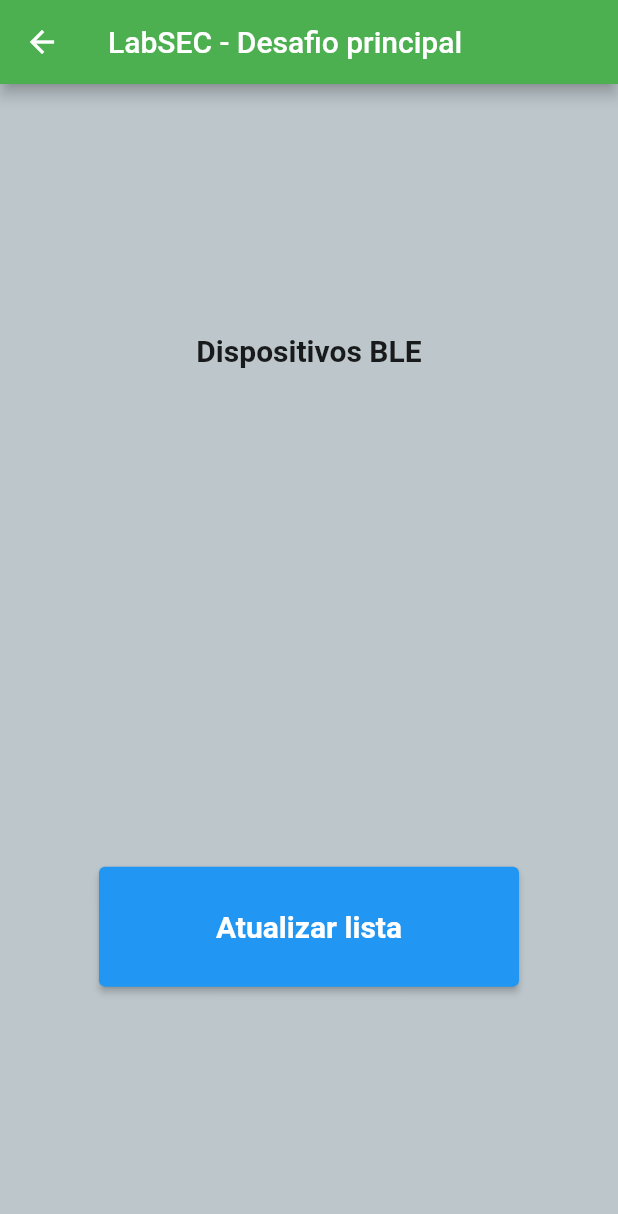
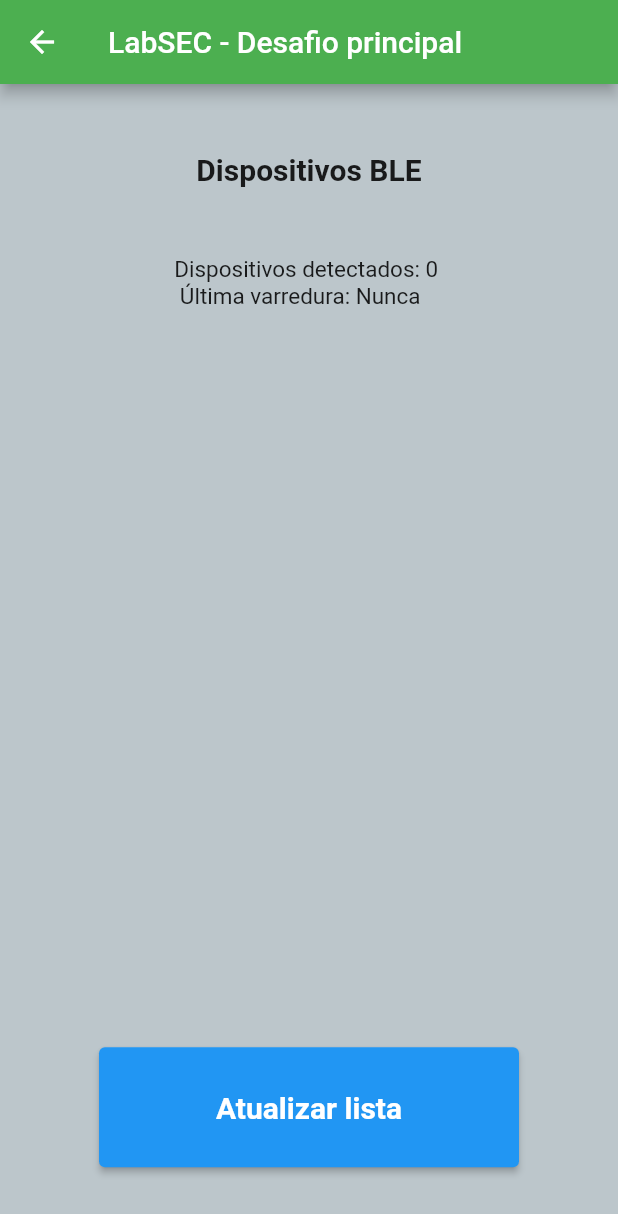
Before and after one commit to victorrgouvea/Processo-Seletivo-LabSEC, a Flutter app: the screen it shows after launch, after a tap on "Dispositivos BLE", on a phone screen of 412 x 824 dp. Shown: the top 1214 px of the screen. Run offline on Flutter 3.47's test engine with Material 2 defaults, Android fonts, the light colour scheme and no system bars; our stand-ins replace flutter_blue, permission_handler; project files that could hold a hidden picture were left out.

Commit message:
página BLE praticamente pronta

```diff
--- a/Desafio principal/desafio_final_labsec/lib/ble_devices_page.dart
+++ b/Desafio principal/desafio_final_labsec/lib/ble_devices_page.dart
@@ -1,12 +1,14 @@
 import 'package:flutter/material.dart';
 import 'package:flutter_blue/flutter_blue.dart';
 import 'package:permission_handler/permission_handler.dart';
+import 'package:intl/intl.dart';
 
 class BleDevicesPage extends StatefulWidget {
   BleDevicesPage({super.key});
 
   FlutterBlue flutter_blue = FlutterBlue.instance;
   var devices = [];
+  String date_time = 'Nunca';
   //bool all_permissions = true;
 
   @override
@@ -18,6 +20,7 @@ class _BleDevicesPageState extends State<BleDevicesPage> {
   //var date_time;
   //var devices = [];
   bool all_permissions = true;
+  final loading = ValueNotifier<bool>(false);
 
   // Checa todas as permissões
   void checkPermission() async {
@@ -63,8 +66,6 @@ class _BleDevicesPageState extends State<BleDevicesPage> {
     }
   }
 
-  // https://blog.kuzzle.io/communicate-through-ble-using-flutter
-
   @override
   Widget build(BuildContext context) {
     return Scaffold(
@@ -81,7 +82,13 @@ class _BleDevicesPageState extends State<BleDevicesPage> {
               'Dispositivos BLE',
               style: TextStyle(fontWeight: FontWeight.bold, fontSize: 20),
             ),
-            ListView.builder(
+            Text(
+              'Dispositivos detectados: ${widget.devices.length} \n Última varredura: ${widget.date_time}',
+              style: TextStyle(fontWeight: FontWeight.normal, fontSize: 15),
+            ),
+            SizedBox(
+              height: 400,
+              child: ListView.builder(
                   shrinkWrap: true,
                   itemCount: widget.devices.length,
                   itemBuilder: (context, index) {
@@ -95,41 +102,51 @@ class _BleDevicesPageState extends State<BleDevicesPage> {
                       subtitle: Text(id),
                     );
                   }),
+            ),
             // Botão que faz a listagem dos dispositivos BLE próximos
             ElevatedButton(
               style: ElevatedButton.styleFrom(minimumSize: const Size(280, 80)),
               onPressed: () {
-                //late int all_permissions;
+                // Pega e formata data e hora da varredura
+                DateTime now = DateTime.now();
+                String formated_date =
+                    DateFormat('dd/MM/yyyy - HH:mm:ss').format(now);
+                widget.date_time = formated_date;
+
+                // Checa as permissões bluetooth
                 checkPermission();
 
+                // Faz o scan por dispositivos BLE
                 bluetooth_scan();
 
+                // Ativa o círculo de loading no botão
+                loading.value = !loading.value;
+
+                // Tempo para a espera do scan
                 Future.delayed(const Duration(seconds: 2), () {
-                  setState(() {});
+                  setState(() {
+                    // Desativa o cícrulo de loading do botão
+                    loading.value = !loading.value;
                   });
-                //setState(() {
-                /*if (all_permissions) {
-                    devices = [];
-                    // Caso as permissões sejam concedidas, inicia a
-                    // procura por dispositivos BLE
-                    flutter_blue.startScan(timeout: Duration(seconds: 3));
-                      // Armazenamos os dados dos dispositivos detectados
-                      var scan_results =
-                          flutter_blue.scanResults.listen((results) {
-                        print(results);
-                        for (ScanResult r in results) {
-                          devices.add(r.device.name);
-                        }
                 });
-
-                      flutter_blue.stopScan();
-                  }*/
-                //});
               },
-              child: const Text(
+              child: AnimatedBuilder(
+                  animation: loading,
+                  builder: (context, _) {
+                    return loading.value
+                        ? const SizedBox(
+                            width: 20,
+                            height: 20,
+                            child: CircularProgressIndicator(
+                              color: Colors.white,
+                            ),
+                          )
+                        : const Text(
                             'Atualizar lista',
-                style: TextStyle(fontWeight: FontWeight.bold, fontSize: 20),
-              ),
+                            style: TextStyle(
+                                fontWeight: FontWeight.bold, fontSize: 20),
+                          );
+                  }),
             )
           ],
         ),
--- a/Desafio principal/desafio_final_labsec/pubspec.yaml
+++ b/Desafio principal/desafio_final_labsec/pubspec.yaml
@@ -37,6 +37,7 @@ dependencies:
   # The following adds the Cupertino Icons font to your application.
   # Use with the CupertinoIcons class for iOS style icons.
   cupertino_icons: ^1.0.2
+  intl: ^0.18.0
 
 dev_dependencies:
   flutter_test:
```
Also changed, not shown: Desafio principal/desafio_final_labsec/pubspec.lock. Lines whose indentation alone changed are shown as unchanged.
